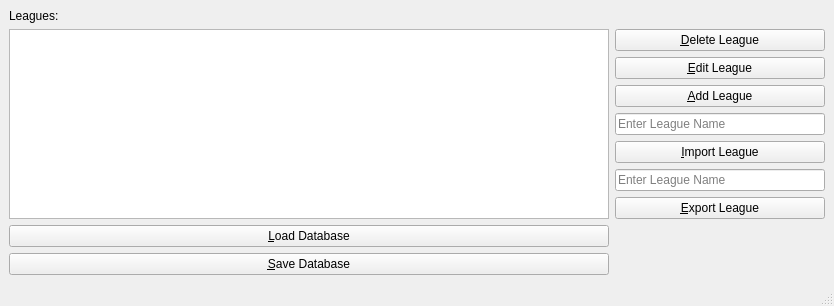
Qt form CurlingLeague/GUI/main_window.ui (jmayhall/CurlingLeague) before a commit.
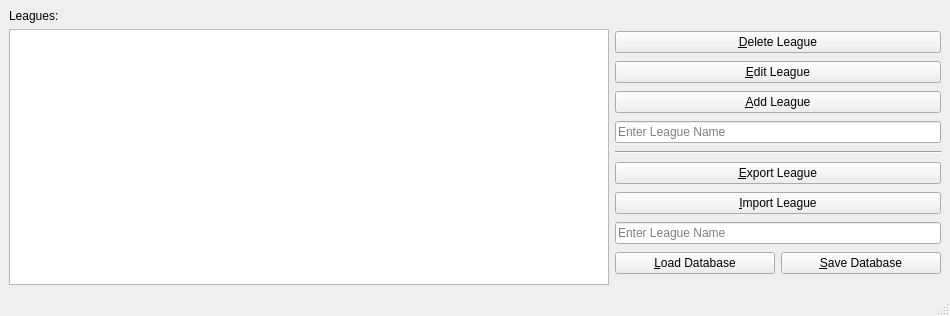
The same form after that commit. Icons and pictures are not drawn.

Patch:
```diff
--- a/CurlingLeague/GUI/main_window.ui
+++ b/CurlingLeague/GUI/main_window.ui
@@ -6,8 +6,8 @@
    <rect>
     <x>0</x>
     <y>0</y>
-    <width>834</width>
-    <height>306</height>
+    <width>950</width>
+    <height>316</height>
    </rect>
   </property>
   <property name="focusPolicy">
@@ -19,7 +19,7 @@
   <widget class="QWidget" name="centralwidget">
    <layout class="QHBoxLayout" name="horizontalLayout_3">
     <item>
-     <layout class="QVBoxLayout" name="verticalLayout_3">
+     <layout class="QVBoxLayout" name="verticalLayout_2">
       <item>
        <widget class="QLabel" name="label">
         <property name="text">
@@ -30,10 +30,6 @@
       <item>
        <layout class="QHBoxLayout" name="horizontalLayout_2">
         <item>
-         <layout class="QVBoxLayout" name="verticalLayout_2">
-          <item>
-           <layout class="QVBoxLayout" name="verticalLayout_4">
-            <item>
              <widget class="QListWidget" name="leagues_listwidget">
               <property name="minimumSize">
                <size>
@@ -44,42 +40,12 @@
              </widget>
             </item>
             <item>
-             <widget class="QPushButton" name="load_database_button">
-              <property name="minimumSize">
-               <size>
-                <width>150</width>
-                <height>0</height>
-               </size>
-              </property>
-              <property name="text">
-               <string>&amp;Load Database</string>
-              </property>
-             </widget>
-            </item>
-            <item>
-             <widget class="QPushButton" name="save_database_button">
-              <property name="minimumSize">
-               <size>
-                <width>150</width>
-                <height>0</height>
-               </size>
-              </property>
-              <property name="text">
-               <string>&amp;Save Database</string>
-              </property>
-             </widget>
-            </item>
-           </layout>
-          </item>
-         </layout>
-        </item>
-        <item>
          <layout class="QVBoxLayout" name="verticalLayout">
           <item>
            <widget class="QPushButton" name="delete_league_button">
             <property name="minimumSize">
              <size>
-              <width>200</width>
+              <width>300</width>
               <height>0</height>
              </size>
             </property>
@@ -92,7 +58,7 @@
            <widget class="QPushButton" name="edit_league_button">
             <property name="minimumSize">
              <size>
-              <width>200</width>
+              <width>300</width>
               <height>0</height>
              </size>
             </property>
@@ -105,7 +71,7 @@
            <widget class="QPushButton" name="add_league_button">
             <property name="minimumSize">
              <size>
-              <width>200</width>
+              <width>300</width>
               <height>0</height>
              </size>
             </property>
@@ -118,7 +84,7 @@
            <widget class="QLineEdit" name="new_league_lineedit">
             <property name="minimumSize">
              <size>
-              <width>200</width>
+              <width>300</width>
               <height>0</height>
              </size>
             </property>
@@ -127,8 +93,40 @@
             </property>
            </widget>
           </item>
+          <item>
+           <widget class="Line" name="line">
+            <property name="minimumSize">
+             <size>
+              <width>300</width>
+              <height>0</height>
+             </size>
+            </property>
+            <property name="orientation">
+             <enum>Qt::Horizontal</enum>
+            </property>
+           </widget>
+          </item>
+          <item>
+           <widget class="QPushButton" name="export_league_button">
+            <property name="minimumSize">
+             <size>
+              <width>300</width>
+              <height>0</height>
+             </size>
+            </property>
+            <property name="text">
+             <string>&amp;Export League</string>
+            </property>
+           </widget>
+          </item>
           <item>
            <widget class="QPushButton" name="import_league_button">
+            <property name="minimumSize">
+             <size>
+              <width>300</width>
+              <height>0</height>
+             </size>
+            </property>
             <property name="text">
              <string>&amp;Import League</string>
             </property>
@@ -136,30 +134,46 @@
           </item>
           <item>
            <widget class="QLineEdit" name="import_league_lineedit">
+            <property name="minimumSize">
+             <size>
+              <width>300</width>
+              <height>0</height>
+             </size>
+            </property>
             <property name="placeholderText">
              <string>Enter League Name</string>
             </property>
            </widget>
           </item>
           <item>
-           <widget class="QPushButton" name="export_league_button">
+           <layout class="QHBoxLayout" name="horizontalLayout">
+            <item>
+             <widget class="QPushButton" name="load_database_button">
+              <property name="minimumSize">
+               <size>
+                <width>150</width>
+                <height>0</height>
+               </size>
+              </property>
             <property name="text">
-             <string>&amp;Export League</string>
+               <string>&amp;Load Database</string>
             </property>
            </widget>
           </item>
           <item>
-           <spacer name="verticalSpacer">
-            <property name="orientation">
-             <enum>Qt::Vertical</enum>
-            </property>
-            <property name="sizeHint" stdset="0">
+             <widget class="QPushButton" name="save_database_button">
+              <property name="minimumSize">
              <size>
-              <width>20</width>
-              <height>40</height>
-             </size>
-            </property>
-           </spacer>
+                <width>150</width>
+                <height>0</height>
+               </size>
+              </property>
+              <property name="text">
+               <string>&amp;Save Database</string>
+              </property>
+             </widget>
+            </item>
+           </layout>
           </item>
          </layout>
         </item>
```
Left out of the diff: 6 changed lines with no effect on the pictures. Lines whose indentation alone changed are shown as unchanged.
